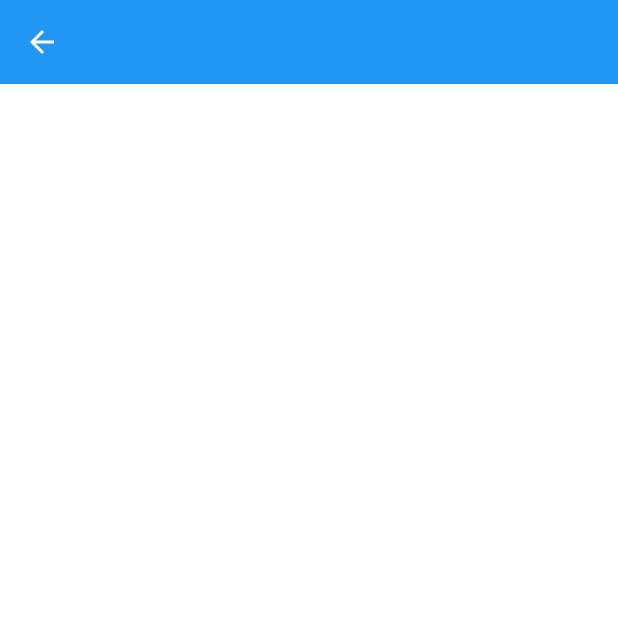
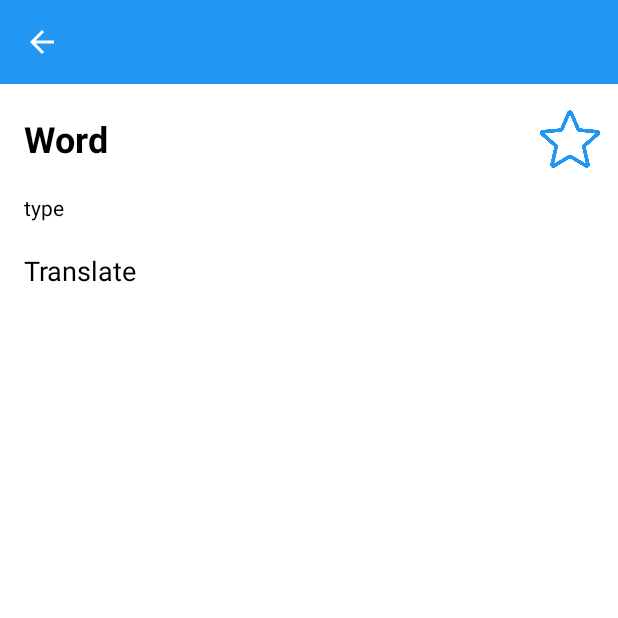
Before and after one commit to Nabijonov-Otabek-19/Eng-Uz-Dictionary-offline, an Android app: the ItemWordActivity screen opened directly, with no data from a screen before it, on a phone screen of 412 x 824 dp, the top half of it. Run offline under Robolectric (Android 15) with nearby library versions, the light colour scheme and no system bars; network calls fail; 5 statements that could not run were skipped.

Commit message:
project updated

```diff
--- a/app/src/main/java/uz/gita/dictionary_bek/model/WordData.kt
+++ b/app/src/main/java/uz/gita/dictionary_bek/model/WordData.kt
@@ -1,9 +1,9 @@
 package uz.gita.dictionary_bek.model
 
 data class WordData(
-    val id: Long,
+    val id: Int,
     val word: String,
     val type: String,
     val translate: String,
     val favourite: Int
-)
+): java.io.Serializable
--- a/app/src/main/java/uz/gita/dictionary_bek/ui/item_word/ItemWordActivity.kt
+++ b/app/src/main/java/uz/gita/dictionary_bek/ui/item_word/ItemWordActivity.kt
@@ -2,33 +2,43 @@ package uz.gita.dictionary_bek.ui.item_word
 
 import android.os.Bundle
 import androidx.appcompat.app.AppCompatActivity
+import uz.gita.dictionary_bek.R
 import uz.gita.dictionary_bek.databinding.ActivityItemWordBinding
+import uz.gita.dictionary_bek.db.DBHelper
+import uz.gita.dictionary_bek.db.DictionaryDao
+import uz.gita.dictionary_bek.model.WordData
 
 class ItemWordActivity : AppCompatActivity() {
 
     private lateinit var binding: ActivityItemWordBinding
+    private val database: DictionaryDao by lazy { DBHelper.getInstance(applicationContext) }
 
     override fun onCreate(savedInstanceState: Bundle?) {
         super.onCreate(savedInstanceState)
         binding = ActivityItemWordBinding.inflate(layoutInflater)
         setContentView(binding.root)
 
-        val intent = intent
-        val english = intent.getStringExtra("eng")
-        val type = intent.getStringExtra("type")
-        val uzbek = intent.getStringExtra("uzb")
-        val lang = intent.getStringExtra("lang")
+        val item: WordData = intent.getSerializableExtra("item") as WordData
+        var like = item.favourite
 
         binding.apply {
-            if (lang == "english") {
-                txtWord.text = english
-                txtTrans.text = uzbek
-                txtType.text = type
+            txtWord.text = item.word
+            txtType.text = item.type
+            txtTrans.text = item.translate
 
-            } else {
-                txtWord.text = uzbek
-                txtTrans.text = english
-                txtType.text = type
+            if (like == 1) favourite.setImageResource(R.drawable.like)
+            else favourite.setImageResource(R.drawable.no_like)
+
+            favourite.setOnClickListener {
+                if (like == 1) {
+                    favourite.setImageResource(R.drawable.no_like)
+                    database.removeFavourite(item.id)
+                    like = 0
+                } else {
+                    favourite.setImageResource(R.drawable.like)
+                    database.addFavourite(item.id)
+                    like = 1
+                }
             }
 
             btnBack.setOnClickListener {
--- a/app/src/main/java/uz/gita/dictionary_bek/ui/select/SelectLanguageActivity.kt
+++ b/app/src/main/java/uz/gita/dictionary_bek/ui/select/SelectLanguageActivity.kt
@@ -29,4 +29,8 @@ class SelectLanguageActivity : AppCompatActivity() {
             }
         }
     }
+
+    override fun onBackPressed() {
+        finishAffinity()
+    }
 }
--- /dev/null
+++ b/app/src/main/res/drawable/ic_search.xml
@@ -0,0 +1,5 @@
+<vector android:height="24dp" android:tint="#6D6D6D"
+    android:viewportHeight="24" android:viewportWidth="24"
+    android:width="24dp" xmlns:android="http://schemas.android.com/apk/res/android">
+    <path android:fillColor="@android:color/white" android:pathData="M15.5,14h-0.79l-0.28,-0.27C15.41,12.59 16,11.11 16,9.5 16,5.91 13.09,3 9.5,3S3,5.91 3,9.5 5.91,16 9.5,16c1.61,0 3.09,-0.59 4.23,-1.57l0.27,0.28v0.79l5,4.99L20.49,19l-4.99,-5zM9.5,14C7.01,14 5,11.99 5,9.5S7.01,5 9.5,5 14,7.01 14,9.5 11.99,14 9.5,14z"/>
+</vector>
--- a/app/src/main/res/layout/activity_item_word.xml
+++ b/app/src/main/res/layout/activity_item_word.xml
@@ -11,6 +11,7 @@
         android:layout_width="match_parent"
         android:layout_height="?attr/actionBarSize"
         android:background="@color/blue"
+        app:layout_constraintBottom_toTopOf="@id/container"
         app:layout_constraintLeft_toLeftOf="parent"
         app:layout_constraintRight_toRightOf="parent"
         app:layout_constraintTop_toTopOf="parent">
@@ -25,17 +26,41 @@
 
     </androidx.appcompat.widget.LinearLayoutCompat>
 
+    <androidx.constraintlayout.widget.ConstraintLayout
+        android:id="@+id/container"
+        android:layout_width="match_parent"
+        android:layout_height="0dp"
+        android:padding="8dp"
+        app:layout_constraintBottom_toBottomOf="parent"
+        app:layout_constraintLeft_toLeftOf="parent"
+        app:layout_constraintRight_toRightOf="parent"
+        app:layout_constraintTop_toBottomOf="@id/appBar"
+        app:layout_constraintVertical_weight="1">
+
+
         <androidx.appcompat.widget.AppCompatTextView
             android:id="@+id/txtWord"
             android:layout_width="match_parent"
             android:layout_height="wrap_content"
             android:layout_marginVertical="4dp"
             android:padding="8dp"
-        android:text="Hello"
+            android:text="Word"
             android:textColor="@color/black"
             android:textSize="24sp"
             android:textStyle="bold"
-        app:layout_constraintTop_toBottomOf="@id/appBar" />
+            app:layout_constraintTop_toTopOf="parent" />
+
+        <androidx.appcompat.widget.AppCompatImageView
+            android:id="@+id/favourite"
+            android:layout_width="48dp"
+            android:layout_height="48dp"
+            android:clickable="true"
+            android:padding="4dp"
+            android:src="@drawable/no_like"
+            android:tint="@color/blue"
+            app:layout_constraintBottom_toBottomOf="@id/txtWord"
+            app:layout_constraintRight_toRightOf="parent"
+            app:layout_constraintTop_toTopOf="@id/txtWord" />
 
         <androidx.appcompat.widget.AppCompatTextView
             android:id="@+id/txtType"
@@ -43,7 +68,7 @@
             android:layout_height="wrap_content"
             android:layout_marginVertical="4dp"
             android:padding="8dp"
-        android:text="Salom"
+            android:text="type"
             android:textColor="@color/black"
             android:textSize="14sp"
             app:layout_constraintTop_toBottomOf="@id/txtWord" />
@@ -54,9 +79,12 @@
             android:layout_height="wrap_content"
             android:layout_marginVertical="4dp"
             android:padding="8dp"
-        android:text="Salom"
+            android:text="Translate"
             android:textColor="@color/black"
             android:textSize="18sp"
             app:layout_constraintTop_toBottomOf="@id/txtType" />
 
     </androidx.constraintlayout.widget.ConstraintLayout>
+
+
+</androidx.constraintlayout.widget.ConstraintLayout>
--- a/app/src/main/res/layout/activity_main.xml
+++ b/app/src/main/res/layout/activity_main.xml
@@ -37,13 +37,14 @@
         android:layout_height="wrap_content"
         android:background="@color/blue">
 
-        <EditText
+        <androidx.appcompat.widget.AppCompatEditText
             android:id="@+id/input_search"
             android:layout_width="match_parent"
             android:layout_height="50dp"
             android:layout_marginHorizontal="16dp"
-            android:layout_marginVertical="4dp"
+            android:layout_marginVertical="8dp"
             android:background="@drawable/bg_search"
+            android:drawableStart="@drawable/ic_search"
             android:hint="Search - Qidiruv"
             android:paddingStart="8dp" />
 
```
Also changed, not shown: app/src/main/java/uz/gita/dictionary_bek/adapter/DictionaryAdapter.kt (+20 -5 lines), app/src/main/java/uz/gita/dictionary_bek/adapter/FavouriteAdapter.kt (+24 -5 lines), app/src/main/java/uz/gita/dictionary_bek/ui/favourite/FavouriteActivity.kt (+8 -5 lines), app/src/main/java/uz/gita/dictionary_bek/ui/main/MainActivity.kt (+2 -5 lines), app/src/main/res/layout/activity_select_language.xml (+1 -21 lines), app/src/main/res/layout/item_dictionary.xml (+6 -5 lines). Lines whose indentation alone changed are shown as unchanged.
